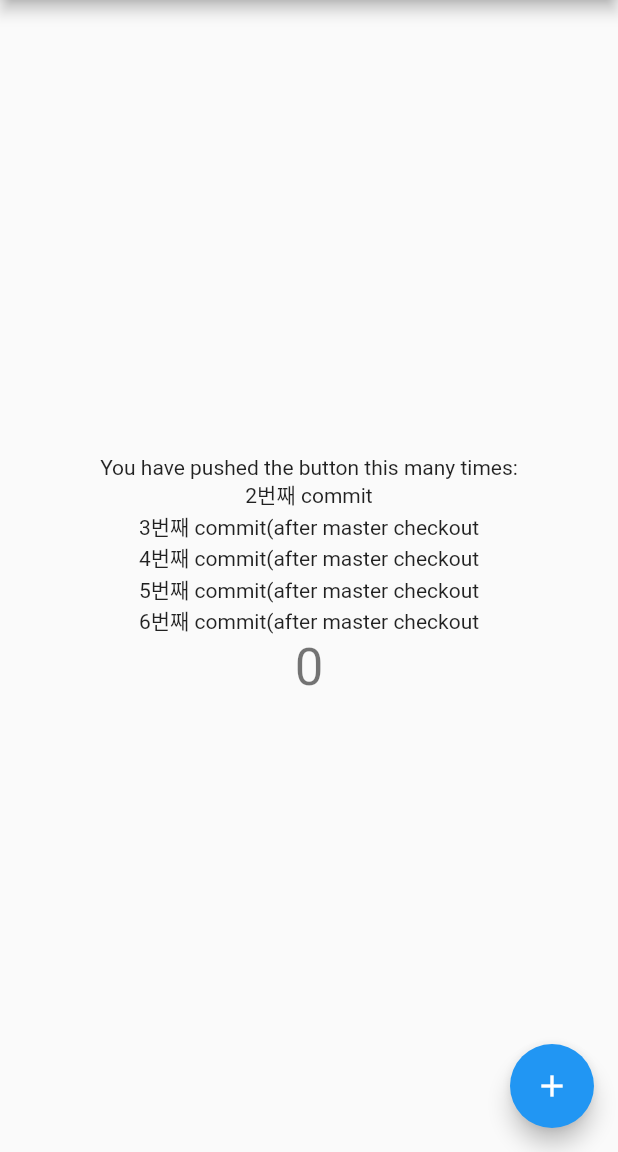
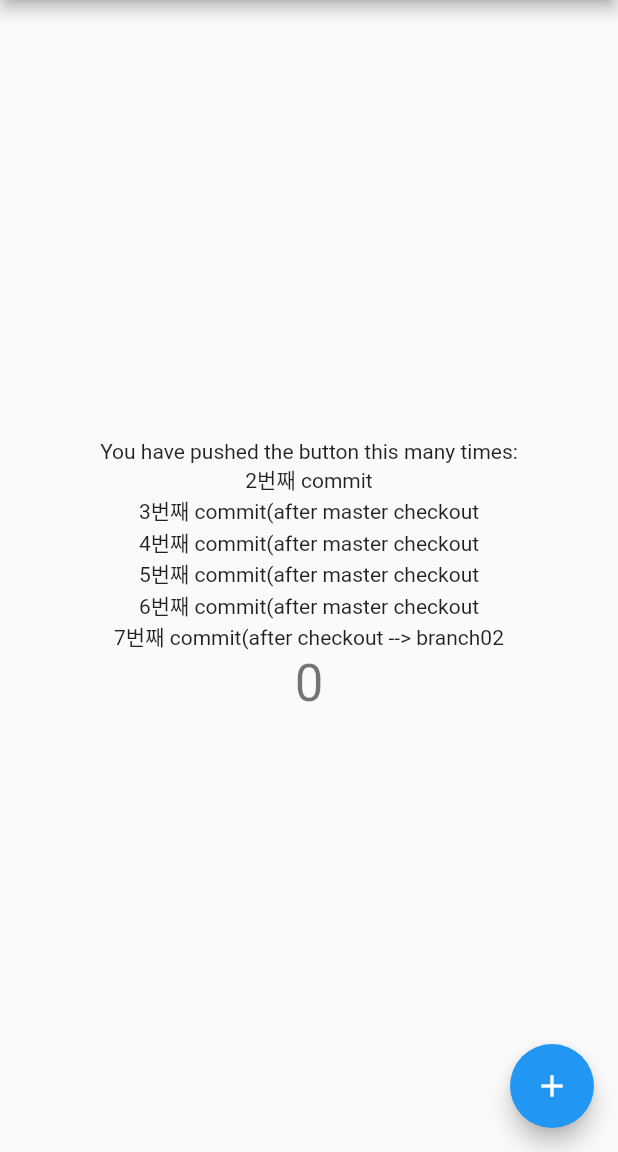
Before and after one commit to bigmsg/flutter_git_branch_test, a Flutter app: the screen it shows after launch, on a phone screen of 412 x 824 dp, the part 84-1236 px from its top. Run offline on Flutter 3.47's test engine with Material 2 defaults, Android fonts, the phone set to English and light mode, and no system bars.

```diff
--- a/lib/main.dart
+++ b/lib/main.dart
@@ -92,6 +92,7 @@ class _MyHomePageState extends State<MyHomePage> {
             Text('4번째 commit(after master checkout'),
             Text('5번째 commit(after master checkout'),
             Text('6번째 commit(after master checkout'),
+            Text('7번째 commit(after checkout --> branch02'),
             Text(
               '$_counter',
               style: Theme.of(context).textTheme.headline4,
```
